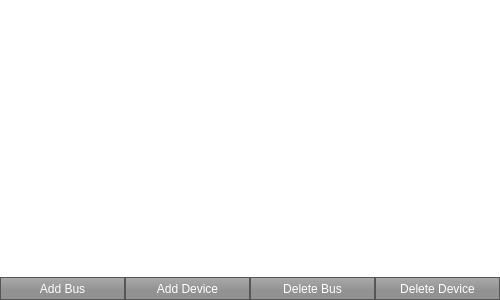
First picture: the form in Graffik/gui/core/NetworkManager/networkmanager.ui, repository DynamicPerception/Graffik_Legacy, before the edit.
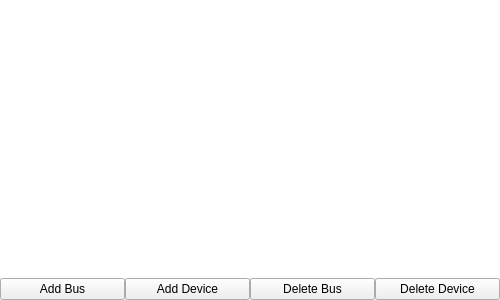
Second picture: the form after the edit. Icons and pictures are not drawn.

```diff
--- a/Graffik/gui/core/NetworkManager/networkmanager.ui
+++ b/Graffik/gui/core/NetworkManager/networkmanager.ui
@@ -14,56 +14,7 @@
    <string>Network Manager</string>
   </property>
   <property name="styleSheet">
-   <string notr="true">
-#netFrame {
-padding: 0px;
-margin:0px;
-}
-
-#netTreeView {
-alternate-background-color:rgb(238,243,254);
-padding: 0px;
-margin:0px;
-}
-
-#netTreeView::item {
-min-height: 30px;
-max-height: 30px;
-font: bold 10pt &quot;Lucida Sans&quot;;
-}
-
-#netTreeView QHeaderView {
-margin: 0px;
-padding: 0px;
-}
-
-#netTreeView QHeaderView::section {
-     background-color: qlineargradient(spread:pad, x1:0, y1:0, x2:0, y2:1, stop:0.541872 rgba(104, 104, 104, 255), stop:1 rgba(74, 74, 74, 255));
-     color: white;
-     padding-left: 4px;
-     border: 1px solid #6c6c6c;
-	 min-height: 20px; 
-	max-height: 20px;
-   font: 10pt &quot;Lucida Sans&quot;;
- }
-
-
-#addBusButton, #addDevButton, #delBusButton, #delDevButton {
-
-background-color: qlineargradient(spread:pad, x1:0, y1:0, x2:0, y2:1, stop:0 rgba(171, 171, 171, 255), stop:0.571429 rgba(146, 146, 146, 255));
-color: rgb(255,255,255);
-border: 1px solid;
-border-color: rgb(86,86,86);
-min-height: 21px;
-max-height: 21px;
-}
-
-NetworkManager {
-qproperty-editIcon: url(:/core/edit-icon-sm.png);
-}
-
-
-</string>
+   <string notr="true"/>
   </property>
   <layout class="QGridLayout" name="gridLayout">
    <property name="margin">
@@ -144,7 +95,7 @@
          <bool>true</bool>
         </property>
         <property name="headerHidden">
-         <bool>false</bool>
+         <bool>true</bool>
         </property>
         <attribute name="headerVisible">
          <bool>false</bool>
```
